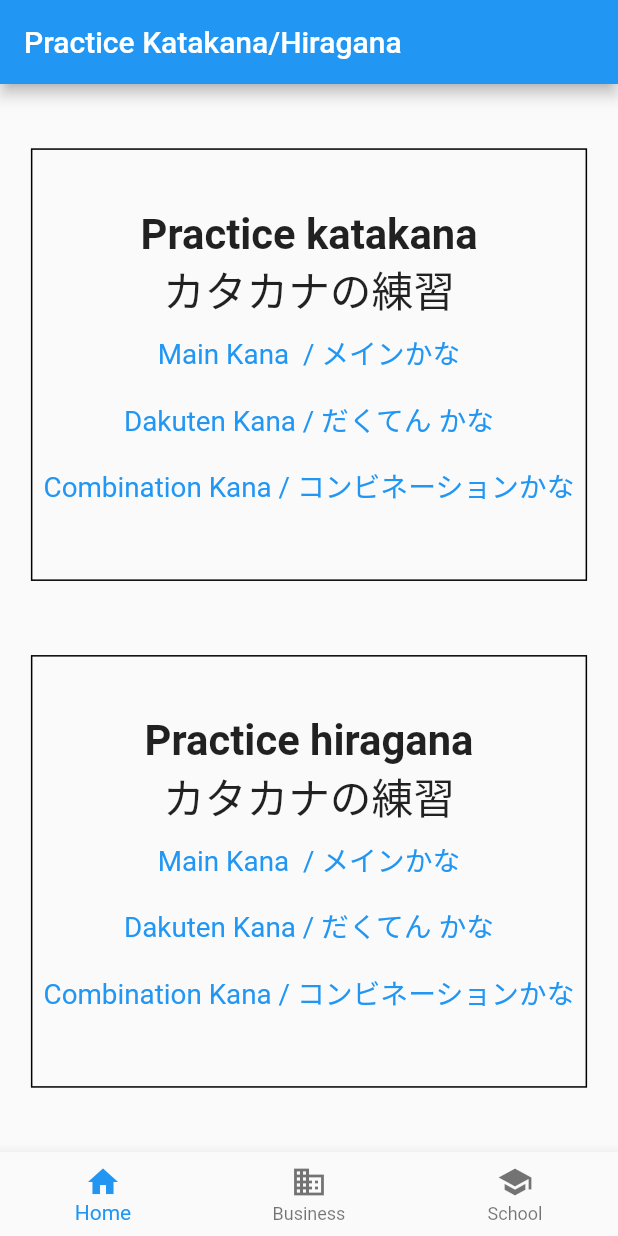
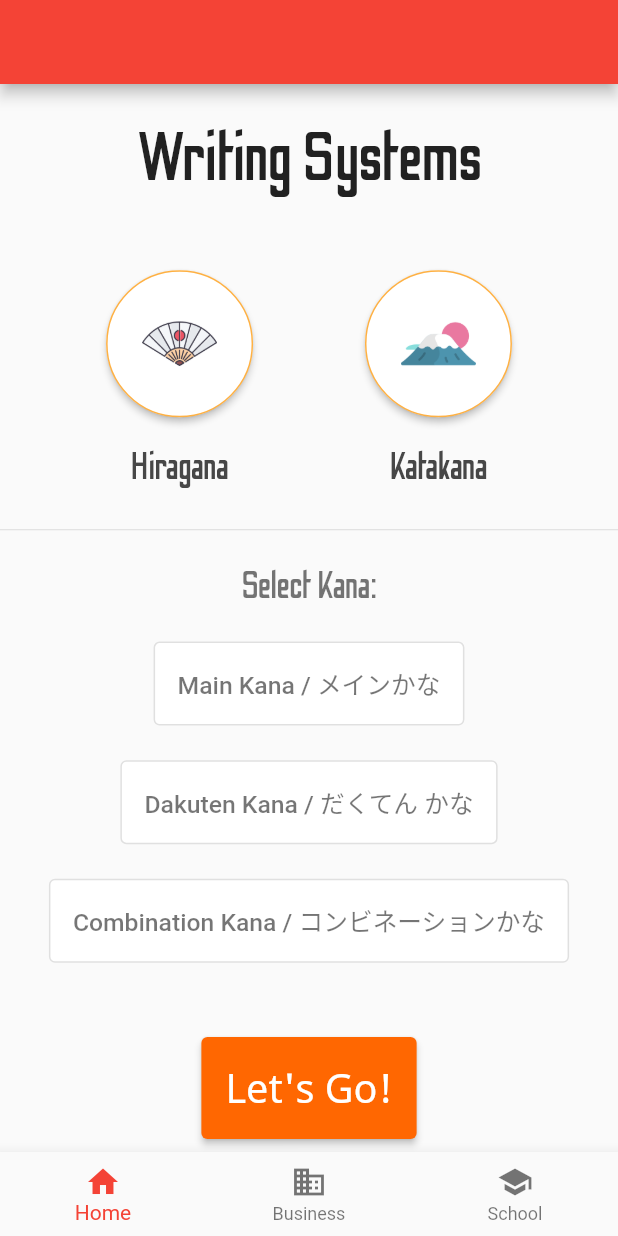
Before and after one commit to revhea2/quiz, a Flutter app: the screen it shows after launch, on a phone screen of 412 x 824 dp. Run offline on Flutter 3.47's test engine with Material 2 defaults, Android fonts, the light colour scheme and no system bars; our stand-ins replace google_fonts.

Commit message:
changed layout

```diff
--- a/lib/main.dart
+++ b/lib/main.dart
@@ -1,5 +1,6 @@
 import 'package:Practice/quiz/quiz_screens/quiz.dart';
 import 'package:flutter/material.dart';
+import 'package:google_fonts/google_fonts.dart';
 
 import 'quiz/kataganaquiz.dart';
 
@@ -13,6 +14,9 @@ class LearnJaps extends StatelessWidget {
   @override
   Widget build(BuildContext context) {
     return MaterialApp(
+      theme: ThemeData(
+        primarySwatch: Colors.red,
+      ),
       title: 'Named Routes Demo',
       // Start the app with the "/" named route. In this case, the app starts
       // on the FirstScreen widget.
--- a/lib/quiz/katagana_button.dart
+++ b/lib/quiz/katagana_button.dart
@@ -1,5 +1,4 @@
 import 'dart:ui';
-
 import 'package:flutter/material.dart';
 
 class KataganaButton extends StatelessWidget {
--- a/lib/quiz/kataganaquiz.dart
+++ b/lib/quiz/kataganaquiz.dart
@@ -1,47 +1,195 @@
+import 'dart:ui';
+
 import 'package:flutter/material.dart';
 
-import 'katagana_button.dart';
+class LearnHiragana extends StatefulWidget {
+  const LearnHiragana({Key key}) : super(key: key);
 
-class LearnHiragana extends StatelessWidget {
-  const LearnHiragana({Key key}) : super(key: key);
+  @override
+  _LearnHiraganaState createState() => _LearnHiraganaState();
+}
+
+class _LearnHiraganaState extends State<LearnHiragana> {
+
+  bool katakanaSelected = false, hiraganaSelected = false;
+  bool mainKanaSelected = false, dakutenKanaSelected= false, combinationKanaSelected= false;
+
+
+
+  void toggleSelect(int n){
+    setState(() {
+      if(n==1)
+        katakanaSelected = !katakanaSelected;
+      else if(n==2)
+        hiraganaSelected = !hiraganaSelected;
+      else if(n==3)
+        mainKanaSelected = !mainKanaSelected;
+      else if(n==4)
+        dakutenKanaSelected = !dakutenKanaSelected;
+      else
+        combinationKanaSelected = !combinationKanaSelected;
+    });
+  }
 
 
 
 
   @override
-  Widget build(BuildContext context) {
+  Widget katakanaButton(context){
+    return Flexible(
+      child: Column(
+        crossAxisAlignment: CrossAxisAlignment.center,
+        children: [
+          ButtonTheme(
+            minWidth: 200.0,
+            height: 100.0,
+            child: ElevatedButton(
+              onPressed: () => toggleSelect(1),
+              child: Image.asset("assets/fuji-mountain.png", height: 50),
+              style: ElevatedButton.styleFrom(
+                shape: CircleBorder(),
+                primary: katakanaSelected != null && katakanaSelected? Color(0xe6fcecdd): Colors.white,
+                side: BorderSide(
+                  color: Color(0xe6fea82f),
+                  style: BorderStyle.solid,
+                  width: katakanaSelected != null && katakanaSelected? 3: 1,
+                ),
+                padding: EdgeInsets.all(24),
+              ),
+            ),
+          ),
+          Padding(
+            child: Text("Katakana",style: TextStyle(color: Color(0xe6333333), fontFamily: 'OdibeeSans-Regular', fontSize:  MediaQuery.of(context).size.height * 0.03)),
+            padding:  EdgeInsets.fromLTRB(20, 20, 20, 20),
+          ),
+        ],
+      ),
+
+    );
+
+  }
+
+  Widget hiraganaButton(context){
+    return Flexible(
+      child: Column(
+        crossAxisAlignment: CrossAxisAlignment.center,
+        children: [
+          ButtonTheme(
+            minWidth: 200.0,
+            height: 100.0,
+            child: ElevatedButton(
+              onPressed: () => toggleSelect(2),
+              child: Image.asset("assets/fan.png", height: 50),
+              style: ElevatedButton.styleFrom(
+                shape: CircleBorder(),
+                primary: hiraganaSelected != null && hiraganaSelected? Color(0xe6fcecdd): Colors.white,
+                side: BorderSide(
+                  color: Color(0xe6fea82f),
+                  style: BorderStyle.solid,
+                  width: hiraganaSelected != null && hiraganaSelected? 3: 1,
+                ),
+                padding: EdgeInsets.all(24),
+              ),
+            ),
+          ),
+          Padding(
+            child: Text("Hiragana",style: TextStyle(color: Color(0xe6333333), fontFamily: 'OdibeeSans-Regular', fontSize:  MediaQuery.of(context).size.height * 0.03)),
+            padding:  EdgeInsets.fromLTRB(20, 20, 20, 20),
+          ),
+        ],
+      ),
+
+    );
+  }
+
+  Widget typeButton(type, jpType, context, n, active){
+    return OutlinedButton(
+      onPressed: () => toggleSelect(n),
+      style: OutlinedButton.styleFrom(
+        backgroundColor: active? Color(0xffffc288): Colors.white,
+        onSurface: Colors.red,
+        padding: EdgeInsets.all(16),
+        side:  active != null && active? BorderSide(
+          color: Color(0xfffea82f),
+          width:  3,
+        ): null,
+
+      ),
+      child: Text(type + " / " + jpType, style: TextStyle(color: active? Colors.white:Colors.black54, fontSize:  MediaQuery.of(context).size.height * 0.02)),
+    );
 
 
+  }
+
+
+
+  @override
+  Widget build(BuildContext context) {
     return Scaffold(
       appBar: AppBar(
-          title:Text("Practice Katakana/Hiragana")
       ),
 
-      body: OrientationBuilder(
-        builder: (context, orientation) {
-          bool isOrientationPortrait = orientation == Orientation.portrait;
-          return Container(
-            child: Center(
-              child: isOrientationPortrait ? Column(
-                mainAxisAlignment: MainAxisAlignment.center,
-                crossAxisAlignment: CrossAxisAlignment.center,
-                children: [
-                  KataganaButton(context, isOrientationPortrait, "katakana"),
-                  SizedBox(height: MediaQuery.of(context).size.height * 0.06),
-                  KataganaButton(context, isOrientationPortrait, "hiragana"),
-                ],
-              ) : Row(
-                mainAxisAlignment: MainAxisAlignment.center,
-                children: [
-                  KataganaButton(context,isOrientationPortrait, "katakana"),
-                  SizedBox(width: MediaQuery.of(context).size.width * 0.03),
-                  KataganaButton(context, isOrientationPortrait, "hiragana"),
-                ],
-              ),
+      body: SingleChildScrollView(
+        child: Center(
+          child: Container(
+            child: Column(
+              crossAxisAlignment: CrossAxisAlignment.center,
+              children: [
+                Padding(
+                  child: Text("Writing Systems",style: TextStyle(fontFamily: 'OdibeeSans-Regular', fontSize:  MediaQuery.of(context).size.height * 0.055)),
+                  padding:  EdgeInsets.fromLTRB(0, MediaQuery.of(context).size.height * 0.03, 0, MediaQuery.of(context).size.height * 0.06),
+                ),
 
-              ),
-          );}
+                Row(
+                  mainAxisAlignment: MainAxisAlignment.spaceEvenly,
+                  children: [
+                    hiraganaButton(context),
+                    katakanaButton(context),
+                  ],
+                ),
+                Divider(),
+                Padding(
+                  child: Text("Select Kana:", style: TextStyle( color: Colors.black54,fontFamily: 'OdibeeSans-Regular', fontSize: MediaQuery.of(context).size.height * 0.03)),
+                  padding:  EdgeInsets.fromLTRB(0, MediaQuery.of(context).size.height * 0.02, 0, MediaQuery.of(context).size.height * 0.008),
+                ),
+
+
+
+                Column(
+                  children: [
+                    Padding(
+                      child: typeButton("Main Kana","メインかな", context, 3, mainKanaSelected),
+                      padding:  EdgeInsets.fromLTRB(0, MediaQuery.of(context).size.height * 0.02, 0, MediaQuery.of(context).size.height * 0.008),
+                    ),
+                    Padding(
+                      child: typeButton("Dakuten Kana", "だくてん かな",context, 4, dakutenKanaSelected),
+                      padding:  EdgeInsets.fromLTRB(0, MediaQuery.of(context).size.height * 0.02, 0, MediaQuery.of(context).size.height * 0.008),
+                    ),
+                    Padding(
+                      child: typeButton("Combination Kana", "コンビネーションかな" , context, 5, combinationKanaSelected),
+                      padding:  EdgeInsets.fromLTRB(0, MediaQuery.of(context).size.height * 0.02, 0, MediaQuery.of(context).size.height * 0.06),
+                    ),
+                    ElevatedButton(
+                      onPressed: (){},
+                      style: ElevatedButton.styleFrom(
+                        primary: Color(0xffff6701),
+                        onSurface: Colors.red,
+                        padding: EdgeInsets.all(16),
+
+                      ),
+                      child: Text("Let's Go!", style: TextStyle(fontFamily: 'NotoSans-Regular', fontSize: MediaQuery.of(context).size.height * 0.032),),
+                    )
+                  ],
+                ),
+
+                // KataganaButton(context, isOrientationPortrait, "katakana"),
+                // SizedBox(height: MediaQuery.of(context).size.height * 0.06),
+                // KataganaButton(context, isOrientationPortrait, "hiragana"),
+              ],
+            ),
+          ),
         ),
+      ),
 
 
       bottomNavigationBar:  BottomNavigationBar(
--- a/lib/quiz/quiz_screens/quiz.dart
+++ b/lib/quiz/quiz_screens/quiz.dart
@@ -12,7 +12,7 @@ class Quiz extends StatefulWidget {
 }
 
 class _QuizState extends State<Quiz> {
-  Map mainKana;
+  Map questions;
   List<String> pastQuestions;
   String currentQuestion;
   List<String> choices;
@@ -32,19 +32,19 @@ class _QuizState extends State<Quiz> {
   void generateQuestion(){
     setState(() {
       //selects a random character
-      currentQuestion = mainKana.keys.elementAt(randomizer.nextInt(mainKana.length));
+      currentQuestion = questions.keys.elementAt(randomizer.nextInt(questions.length));
       while(pastQuestions.contains(currentQuestion)){
-        currentQuestion = mainKana.keys.elementAt(randomizer.nextInt(mainKana.length));
+        currentQuestion = questions.keys.elementAt(randomizer.nextInt(questions.length));
       }
 
       //selects random answers
-      choices = [mainKana[currentQuestion]];
+      choices = [questions[currentQuestion]];
       while(choices.length < 3){
-          String character = mainKana.keys.elementAt(randomizer.nextInt(mainKana.length));
-          if(choices.contains(mainKana[character])){
+          String character = questions.keys.elementAt(randomizer.nextInt(questions.length));
+          if(choices.contains(questions[character])){
             continue;
           }
-          choices.add(mainKana[character]);
+          choices.add(questions[character]);
       }
       choices.shuffle();
     });
@@ -62,13 +62,12 @@ class _QuizState extends State<Quiz> {
 
   void checkAnswer(String answer){
     setState(() {
-      if(answer == mainKana[currentQuestion]){
+      if(answer == questions[currentQuestion]){
         score.add(1);
         compute();
         pastQuestions.add(currentQuestion);
       }
     });
-
   }
 
 
@@ -77,9 +76,9 @@ class _QuizState extends State<Quiz> {
     final ButtonStyle style = ElevatedButton.styleFrom(textStyle: const TextStyle(fontSize: 25));
     final arguments = ModalRoute.of(context).settings.arguments as Map;
       if (arguments['ws'] == "hiragana"){
-        this.mainKana = Hiragana().getQuestions(arguments['type']);
+        this.questions = Hiragana().getQuestions(arguments['type']);
       }else{
-        this.mainKana = Katakana().getQuestions(arguments['type']);
+        this.questions = Katakana().getQuestions(arguments['type']);
       }
     generateQuestion();
     return Scaffold(
@@ -120,7 +119,6 @@ class _QuizState extends State<Quiz> {
               ],
             ),
             Text(totalPoints == null? 0.toString(): totalPoints.toString(), style: TextStyle(fontSize: 30, fontWeight: FontWeight.bold)),
-
           ],
         ),
 
```
Also changed, not shown: pubspec.yaml (+15 -3 lines), assets/daruma.png (added), assets/daruma2.png (added), assets/fan.png (added), assets/fonts/NotoSans-Bold.ttf (added), assets/fonts/NotoSans-BoldItalic.ttf (added), assets/fonts/NotoSans-Italic.ttf (added), assets/fonts/NotoSans-Regular.ttf (added), assets/fonts/OdibeeSans-Regular.ttf (added), assets/fonts/odibee.ttf (added), assets/fuji-mountain.png (added), assets/kanji.png (added), pubspec.lock.
